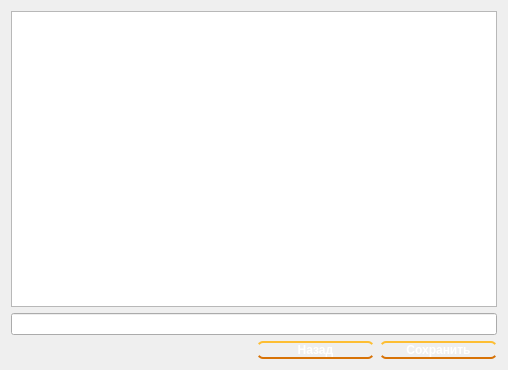
Above: RGI/savewindow.ui from Rasseki-Studios/rasseki.game before the change. Below: the same form after it.
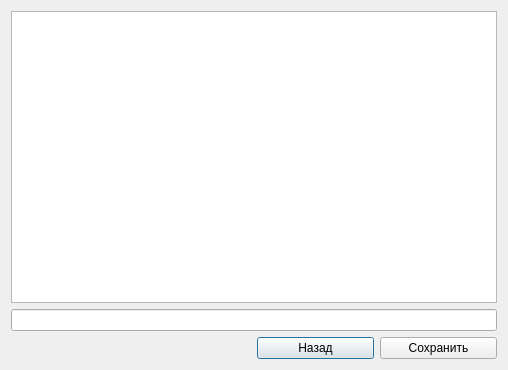
That is the form after the change. Icons and pictures are not drawn.

What changed in the file:
```diff
--- a/RGI/savewindow.ui
+++ b/RGI/savewindow.ui
@@ -14,26 +14,7 @@
    <string>Dialog</string>
   </property>
   <property name="styleSheet">
-   <string notr="true">QWidget {
-	font-weight: bold
-}
-
-QPushButton {
-  color: white;
-  text-decoration: none;
-  padding: .5em 2em;
-  outline: none;
-  border-width: 2px 0;
-  border-style: solid none;
-  border-color: #FDBE33 #000 #D77206;
-  border-radius: 6px;
-  background: linear-gradient(#F3AE0F, #E38916) #E38916;
-}
-
-QMessageBox {
-    background-color: #CD853F;
-	background-image: url(&quot;:/resources/img/bground.png&quot;)
-}</string>
+   <string notr="true"/>
   </property>
   <layout class="QGridLayout" name="gridLayout">
    <item row="2" column="1">
```
